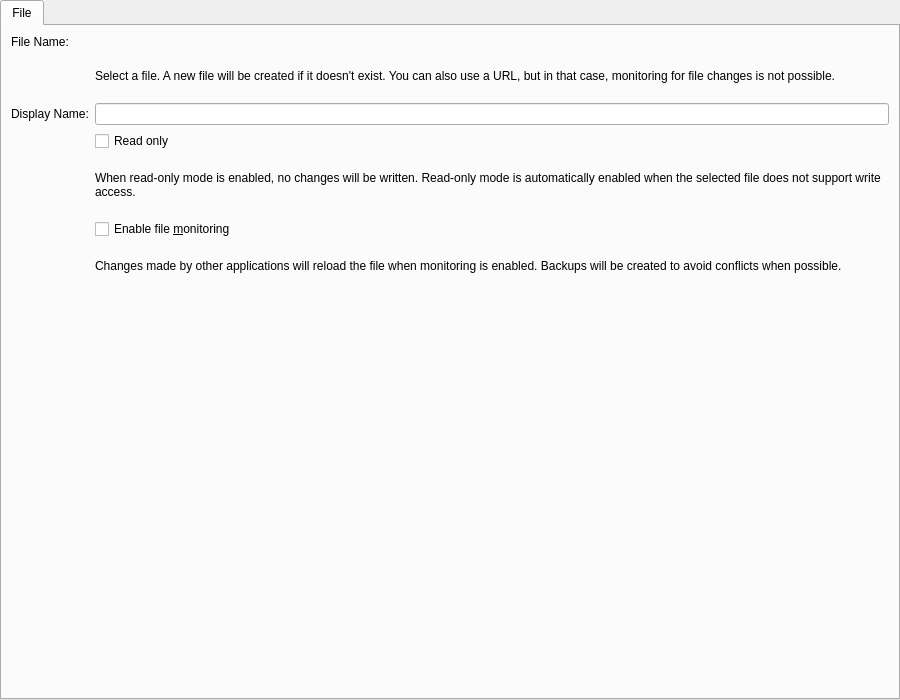
Before: the Qt Designer form resources/shared/singlefileresource/singlefileresourceconfigwidget_desktop.ui in KDE/kdepim-runtime, drawn with Qt 5.
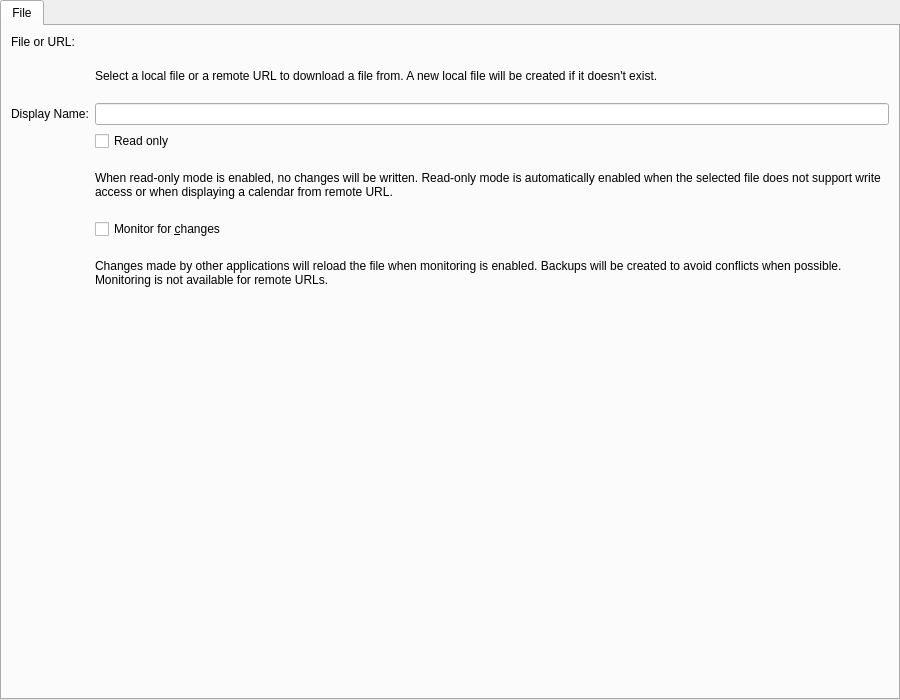
After: the same form once the commit is applied. Custom widgets are drawn as their Qt base class.

Commit message:
SingleFileResource: clarify that both local file and remote URLs are supported
It's not clear from the label "File Name" that a URL can be
provided as well. Also clarify that change monitoring is not
possible for remote files and that remote files are automatically
read-only.

Diff of the .ui file:
```diff
--- a/resources/shared/singlefileresource/singlefileresourceconfigwidget_desktop.ui
+++ b/resources/shared/singlefileresource/singlefileresourceconfigwidget_desktop.ui
@@ -44,7 +44,7 @@
          <item row="0" column="0">
           <widget class="QLabel" name="filenameLabel">
            <property name="text">
-            <string>File Name:</string>
+            <string>File or URL:</string>
            </property>
            <property name="buddy">
             <cstring>kcfg_Path</cstring>
@@ -63,7 +63,7 @@
             </sizepolicy>
            </property>
            <property name="text">
-            <string>Select a file. A new file will be created if it doesn't exist. You can also use a URL, but in that case, monitoring for file changes is not possible.</string>
+            <string>Select a local file or a remote URL to download a file from. A new local file will be created if it doesn't exist.</string>
            </property>
            <property name="wordWrap">
             <bool>true</bool>
@@ -105,7 +105,7 @@
             <bool>true</bool>
            </property>
            <property name="text">
-            <string>When read-only mode is enabled, no changes will be written. Read-only mode is automatically enabled when the selected file does not support write access.</string>
+            <string>When read-only mode is enabled, no changes will be written. Read-only mode is automatically enabled when the selected file does not support write access or when displaying a calendar from remote URL.</string>
            </property>
            <property name="wordWrap">
             <bool>true</bool>
@@ -118,7 +118,7 @@
          <item row="5" column="1">
           <widget class="QCheckBox" name="kcfg_MonitorFile">
            <property name="text">
-            <string>Enable file &amp;monitoring</string>
+            <string>Monitor for &amp;changes</string>
            </property>
           </widget>
          </item>
@@ -131,7 +131,7 @@
             </sizepolicy>
            </property>
            <property name="text">
-            <string>Changes made by other applications will reload the file when monitoring is enabled. Backups will be created to avoid conflicts when possible.</string>
+            <string>Changes made by other applications will reload the file when monitoring is enabled. Backups will be created to avoid conflicts when possible. Monitoring is not available for remote URLs.</string>
            </property>
            <property name="wordWrap">
             <bool>true</bool>
```
The commit also changes 1 other file.
